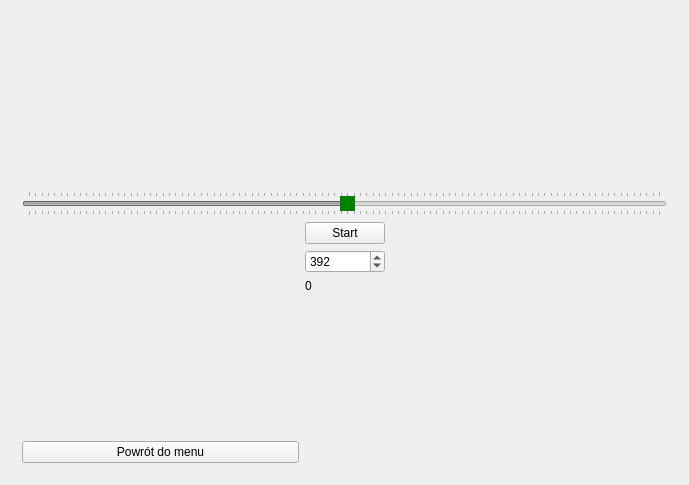
This is mainwindow.ui in december0123/dzwiekspert as Qt 5 draws it before an edit. The edited form follows.
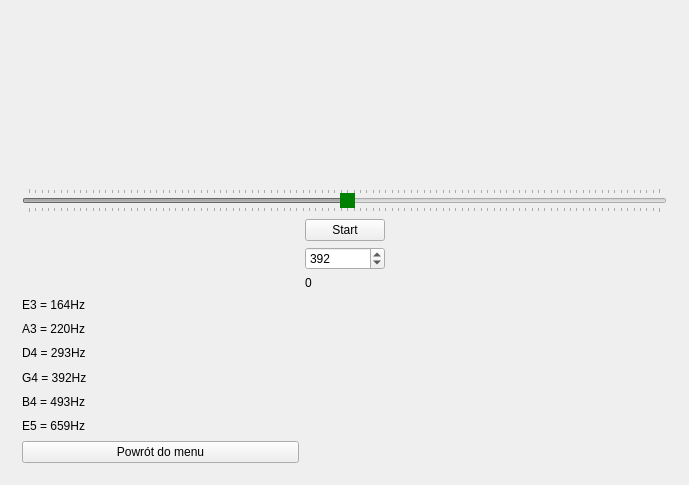
This is the edited form.

Commit message: Add labels with notes

What changed in the file:
```diff
--- a/mainwindow.ui
+++ b/mainwindow.ui
@@ -250,6 +250,52 @@
           </property>
          </widget>
         </item>
+        <item row="6" column="0">
+         <layout class="QVBoxLayout" name="verticalLayout">
+          <item>
+           <widget class="QLabel" name="label">
+            <property name="text">
+             <string>E3 = 164Hz</string>
+            </property>
+           </widget>
+          </item>
+          <item>
+           <widget class="QLabel" name="label_2">
+            <property name="text">
+             <string>A3 = 220Hz</string>
+            </property>
+           </widget>
+          </item>
+          <item>
+           <widget class="QLabel" name="label_4">
+            <property name="text">
+             <string>D4 = 293Hz</string>
+            </property>
+           </widget>
+          </item>
+          <item>
+           <widget class="QLabel" name="label_3">
+            <property name="text">
+             <string>G4 = 392Hz</string>
+            </property>
+           </widget>
+          </item>
+          <item>
+           <widget class="QLabel" name="label_5">
+            <property name="text">
+             <string>B4 = 493Hz</string>
+            </property>
+           </widget>
+          </item>
+          <item>
+           <widget class="QLabel" name="label_6">
+            <property name="text">
+             <string>E5 = 659Hz</string>
+            </property>
+           </widget>
+          </item>
+         </layout>
+        </item>
        </layout>
       </widget>
       <widget class="QWidget" name="record">
```
The commit also changes 1 other file.
